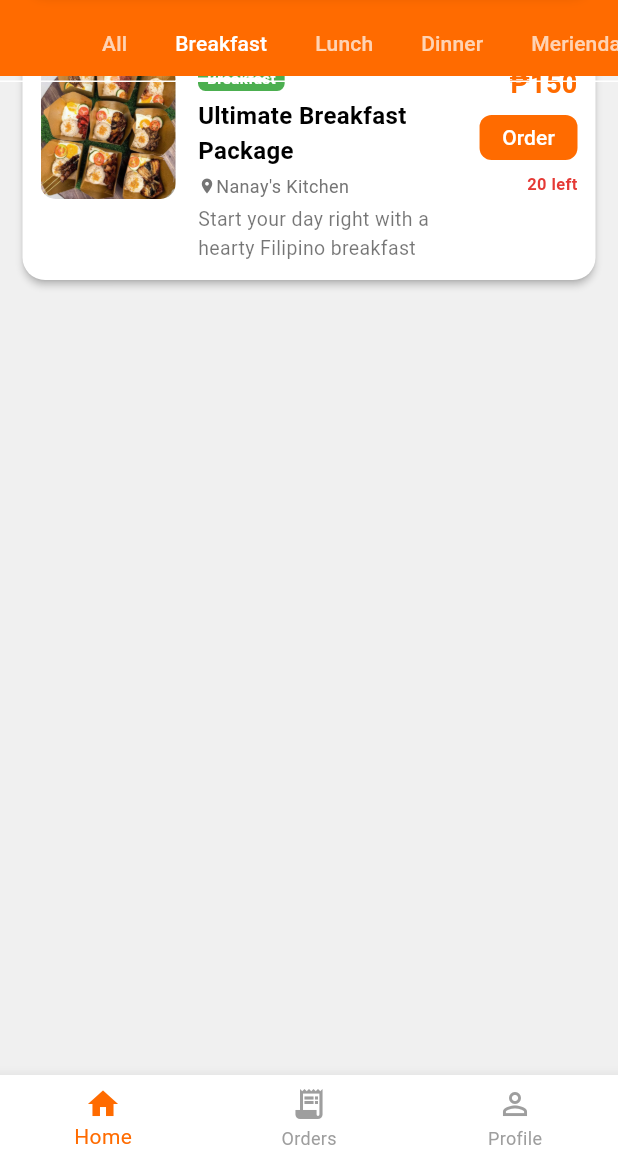
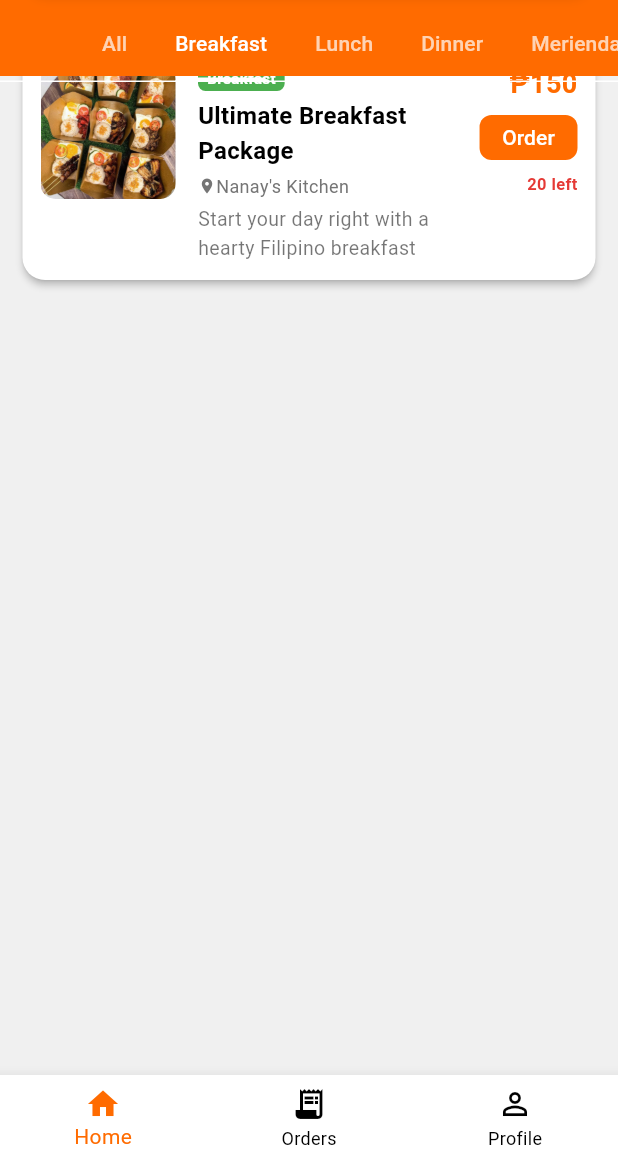
Before and after one commit to Venvienne/bahay_kusina, a Flutter app: the HomePage screen opened directly, tab 2 chosen, scrolled down 200 dp, on a phone screen of 412 x 824 dp, the part 74-1236 px from its top. Run offline on Flutter 3.47's test engine with Material 3 defaults, Android fonts, the phone set to English and light mode, and no system bars.

Commit message:
unsa imong nahuman

```diff
--- a/lib/screens/home_page.dart
+++ b/lib/screens/home_page.dart
@@ -73,7 +73,6 @@ class _HomePageState extends State<HomePage> {
           headerSliverBuilder: (context, innerBoxIsScrolled) {
             return <Widget>[
               SliverAppBar(
-                // Use a larger height to accommodate content above the search bar
                 expandedHeight: 200.0,
                 floating: true,
                 pinned: true,
@@ -81,10 +80,6 @@ class _HomePageState extends State<HomePage> {
                 backgroundColor: HomePage.primaryOrange,
                 flexibleSpace: FlexibleSpaceBar(
                   centerTitle: false,
-                  // --- FIX 2: Removed titlePadding and title widget for custom header placement ---
-                  // title: _buildHeaderContent(),
-                  // titlePadding: const EdgeInsets.only(left: 20, bottom: 50, right: 20),
-
                   background: Container(
                     decoration: const BoxDecoration(
                       gradient: LinearGradient(
@@ -158,14 +153,14 @@ class _HomePageState extends State<HomePage> {
                         style: TextStyle(
                             fontWeight: FontWeight.bold,
                             fontSize: 16,
-                            color: Colors.grey.shade700),
+                            color: const Color.fromARGB(255, 0, 0, 0)),
                       ),
                     ),
                     Padding(
                       padding: const EdgeInsets.only(left: 10, bottom: 10),
                       child: Text(
                         'From local home-based vendors',
-                        style: TextStyle(color: Colors.grey.shade600, fontSize: 13),
+                        style: TextStyle(color: const Color.fromARGB(255, 0, 0, 0), fontSize: 13),
                       ),
                     ),
                     Expanded(
@@ -222,7 +217,6 @@ class _HomePageState extends State<HomePage> {
                 ),
               ),
             ),
-            const SizedBox(width: 8),
             Column(
               crossAxisAlignment: CrossAxisAlignment.start,
               mainAxisSize: MainAxisSize.min,
@@ -310,7 +304,7 @@ class _HomePageState extends State<HomePage> {
     return BottomNavigationBar(
       currentIndex: 0,
       selectedItemColor: HomePage.primaryOrange,
-      unselectedItemColor: Colors.grey,
+      unselectedItemColor: const Color.fromARGB(255, 0, 0, 0),
       showUnselectedLabels: true,
       backgroundColor: Colors.white,
       items: const [
```
